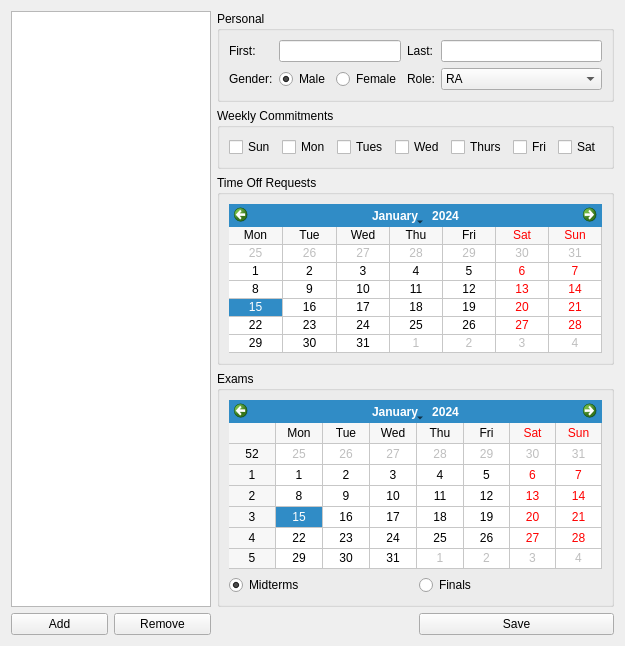
First picture: the form in src/ui/dsgn/teamwidget.ui, repository Nava2/DutyScheduler, before the edit.
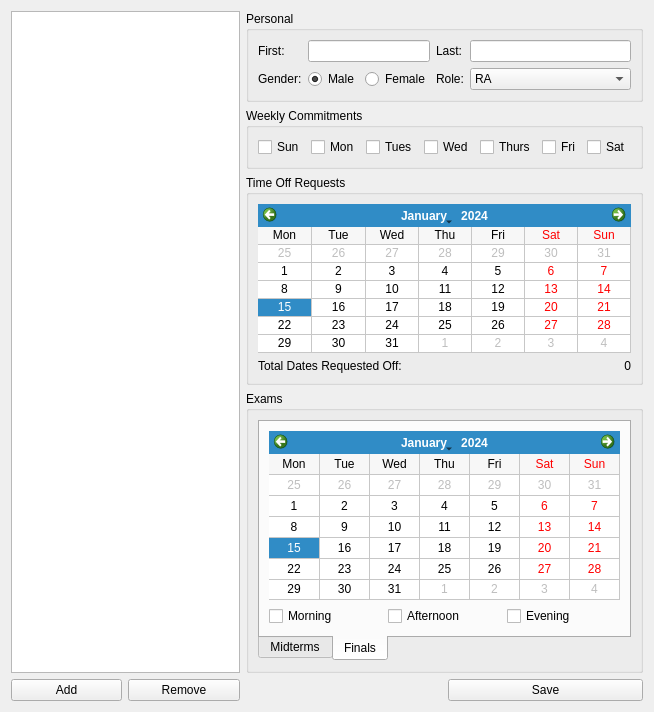
Second picture: the form after the edit.

Commit message: Designer component now has exam information.. needs to be connected.

Diff of the .ui file:
```diff
--- a/src/ui/dsgn/teamwidget.ui
+++ b/src/ui/dsgn/teamwidget.ui
@@ -6,8 +6,8 @@
    <rect>
     <x>0</x>
     <y>0</y>
-    <width>624</width>
-    <height>646</height>
+    <width>654</width>
+    <height>712</height>
    </rect>
   </property>
   <property name="windowTitle">
@@ -191,7 +191,24 @@
       <string>Time Off Requests</string>
      </property>
      <layout class="QGridLayout" name="gridLayout_2">
-      <item row="0" column="0">
+      <item row="1" column="0">
+       <widget class="QLabel" name="lblTOCountStatic">
+        <property name="text">
+         <string>Total Dates Requested Off:</string>
+        </property>
+       </widget>
+      </item>
+      <item row="1" column="1">
+       <widget class="QLabel" name="lblTOCount">
+        <property name="text">
+         <string>0</string>
+        </property>
+        <property name="alignment">
+         <set>Qt::AlignRight|Qt::AlignTrailing|Qt::AlignVCenter</set>
+        </property>
+       </widget>
+      </item>
+      <item row="0" column="0" colspan="2">
        <widget class="QCalendarWidget" name="cwTimeOff">
         <property name="minimumDate">
          <date>
@@ -272,50 +289,161 @@
       <string>Exams</string>
      </property>
      <layout class="QGridLayout" name="gridLayout_4">
-      <item row="1" column="0">
-       <widget class="QRadioButton" name="rbMidterms">
-        <property name="text">
-         <string>Midterms</string>
+      <item row="0" column="0">
+       <widget class="QTabWidget" name="tabWidget">
+        <property name="tabPosition">
+         <enum>QTabWidget::South</enum>
         </property>
-        <property name="checked">
-         <bool>true</bool>
+        <property name="tabShape">
+         <enum>QTabWidget::Rounded</enum>
         </property>
-        <attribute name="buttonGroup">
-         <string notr="true">btnGrpExamSel</string>
-        </attribute>
-       </widget>
-      </item>
-      <item row="1" column="1">
-       <widget class="QRadioButton" name="rbFinals">
-        <property name="text">
-         <string>Finals</string>
+        <property name="currentIndex">
+         <number>1</number>
         </property>
-        <attribute name="buttonGroup">
-         <string notr="true">btnGrpExamSel</string>
-        </attribute>
-       </widget>
-      </item>
-      <item row="0" column="0" colspan="2">
-       <widget class="QCalendarWidget" name="cwMidterms">
-        <property name="sizePolicy">
-         <sizepolicy hsizetype="Preferred" vsizetype="Preferred">
-          <horstretch>0</horstretch>
-          <verstretch>1</verstretch>
-         </sizepolicy>
-        </property>
-        <property name="minimumDate">
-         <date>
-          <year>1755</year>
-          <month>1</month>
-          <day>1</day>
-         </date>
-        </property>
-        <property name="gridVisible">
-         <bool>true</bool>
-        </property>
-        <property name="dateEditEnabled">
-         <bool>true</bool>
-        </property>
+        <widget class="QWidget" name="tbMidterms">
+         <attribute name="title">
+          <string>Midterms</string>
+         </attribute>
+         <layout class="QGridLayout" name="gridLayout_6">
+          <item row="0" column="0" colspan="3">
+           <widget class="QCalendarWidget" name="cwMidterms">
+            <property name="sizePolicy">
+             <sizepolicy hsizetype="Preferred" vsizetype="Preferred">
+              <horstretch>1</horstretch>
+              <verstretch>1</verstretch>
+             </sizepolicy>
+            </property>
+            <property name="minimumDate">
+             <date>
+              <year>1755</year>
+              <month>1</month>
+              <day>1</day>
+             </date>
+            </property>
+            <property name="gridVisible">
+             <bool>true</bool>
+            </property>
+            <property name="verticalHeaderFormat">
+             <enum>QCalendarWidget::NoVerticalHeader</enum>
+            </property>
+            <property name="dateEditEnabled">
+             <bool>true</bool>
+            </property>
+           </widget>
+          </item>
+          <item row="1" column="0">
+           <widget class="QCheckBox" name="cbMidMorn">
+            <property name="sizePolicy">
+             <sizepolicy hsizetype="Minimum" vsizetype="Fixed">
+              <horstretch>1</horstretch>
+              <verstretch>0</verstretch>
+             </sizepolicy>
+            </property>
+            <property name="text">
+             <string>Morning</string>
+            </property>
+           </widget>
+          </item>
+          <item row="1" column="1">
+           <widget class="QCheckBox" name="cbMidAft">
+            <property name="sizePolicy">
+             <sizepolicy hsizetype="Minimum" vsizetype="Fixed">
+              <horstretch>1</horstretch>
+              <verstretch>0</verstretch>
+             </sizepolicy>
+            </property>
+            <property name="text">
+             <string>Afternoon</string>
+            </property>
+           </widget>
+          </item>
+          <item row="1" column="2">
+           <widget class="QCheckBox" name="cbMidEve">
+            <property name="sizePolicy">
+             <sizepolicy hsizetype="Minimum" vsizetype="Fixed">
+              <horstretch>1</horstretch>
+              <verstretch>0</verstretch>
+             </sizepolicy>
+            </property>
+            <property name="text">
+             <string>Evening</string>
+            </property>
+           </widget>
+          </item>
+         </layout>
+        </widget>
+        <widget class="QWidget" name="tbFinals">
+         <attribute name="title">
+          <string>Finals</string>
+         </attribute>
+         <layout class="QGridLayout" name="gridLayout_9">
+          <item row="0" column="0" colspan="3">
+           <widget class="QCalendarWidget" name="cwFinal">
+            <property name="sizePolicy">
+             <sizepolicy hsizetype="Preferred" vsizetype="Preferred">
+              <horstretch>1</horstretch>
+              <verstretch>1</verstretch>
+             </sizepolicy>
+            </property>
+            <property name="minimumDate">
+             <date>
+              <year>1755</year>
+              <month>1</month>
+              <day>1</day>
+             </date>
+            </property>
+            <property name="gridVisible">
+             <bool>true</bool>
+            </property>
+            <property name="verticalHeaderFormat">
+             <enum>QCalendarWidget::NoVerticalHeader</enum>
+            </property>
+            <property name="dateEditEnabled">
+             <bool>true</bool>
+            </property>
+           </widget>
+          </item>
+          <item row="1" column="0">
+           <widget class="QCheckBox" name="cbFinMorn">
+            <property name="sizePolicy">
+             <sizepolicy hsizetype="Minimum" vsizetype="Fixed">
+              <horstretch>1</horstretch>
+              <verstretch>0</verstretch>
+             </sizepolicy>
+            </property>
+            <property name="text">
+             <string>Morning</string>
+            </property>
+           </widget>
+          </item>
+          <item row="1" column="1">
+           <widget class="QCheckBox" name="cbFinAft">
+            <property name="sizePolicy">
+             <sizepolicy hsizetype="Minimum" vsizetype="Fixed">
+              <horstretch>1</horstretch>
+              <verstretch>0</verstretch>
+             </sizepolicy>
+            </property>
+            <property name="text">
+             <string>Afternoon</string>
+            </property>
+           </widget>
+          </item>
+          <item row="1" column="2">
+           <widget class="QCheckBox" name="cbFinEve">
+            <property name="sizePolicy">
+             <sizepolicy hsizetype="Minimum" vsizetype="Fixed">
+              <horstretch>1</horstretch>
+              <verstretch>0</verstretch>
+             </sizepolicy>
+            </property>
+            <property name="text">
+             <string>Evening</string>
+            </property>
+           </widget>
+          </item>
+         </layout>
+        </widget>
        </widget>
       </item>
      </layout>
```
The commit also changes 1 other file.
